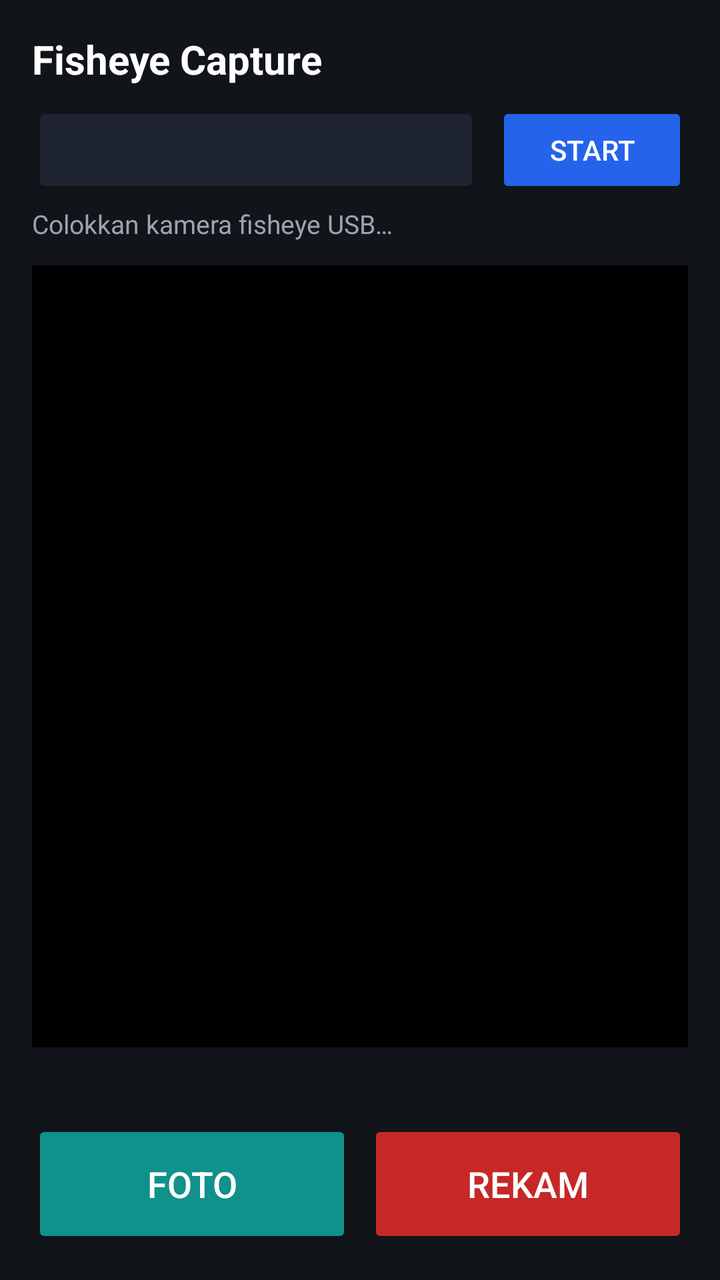
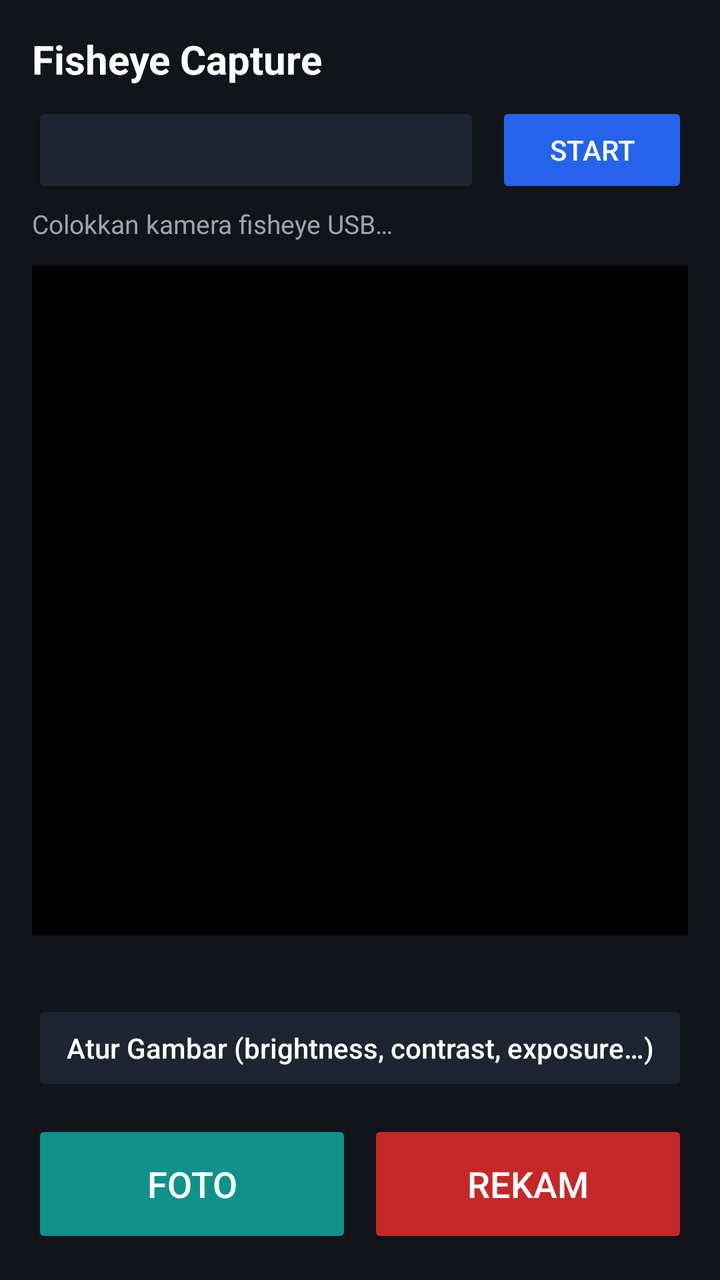

Two renders of the same Android screen: before a commit and after it. Below are the layout's source before the change and the commit's diff.
<!-- AndroidManifest.xml: application theme android:Theme.Material.NoActionBar -->
<!-- res/layout/activity_main.xml -->
<?xml version="1.0" encoding="utf-8"?>
<LinearLayout xmlns:android="http://schemas.android.com/apk/res/android"
    android:layout_width="match_parent"
    android:layout_height="match_parent"
    android:background="#111418"
    android:orientation="vertical"
    android:padding="16dp">

    <TextView
        android:layout_width="wrap_content"
        android:layout_height="wrap_content"
        android:text="@string/app_name"
        android:textColor="#FFFFFF"
        android:textSize="20sp"
        android:textStyle="bold" />

    <LinearLayout
        android:layout_width="match_parent"
        android:layout_height="wrap_content"
        android:layout_marginTop="8dp"
        android:gravity="center_vertical"
        android:orientation="horizontal">

        <Button
            android:id="@+id/parameter"
            android:layout_width="0dp"
            android:layout_height="wrap_content"
            android:layout_weight="1"
            android:backgroundTint="#1E2530"
            android:gravity="start|center_vertical"
            android:minHeight="48dp"
            android:textAllCaps="false"
            android:textColor="#FFFFFF"
            android:textSize="13sp" />

        <Button
            android:id="@+id/start"
            android:layout_width="wrap_content"
            android:layout_height="48dp"
            android:layout_marginStart="8dp"
            android:backgroundTint="#2563EB"
            android:minWidth="96dp"
            android:text="Start"
            android:textColor="#FFFFFF" />
    </LinearLayout>

    <TextView
        android:id="@+id/status"
        android:layout_width="match_parent"
        android:layout_height="wrap_content"
        android:layout_marginTop="4dp"
        android:text="Colokkan kamera fisheye USB…"
        android:textColor="#9AA4B2"
        android:textSize="13sp" />

    <ImageView
        android:id="@+id/preview"
        android:layout_width="match_parent"
        android:layout_height="0dp"
        android:layout_marginTop="12dp"
        android:layout_weight="1"
        android:background="#000000"
        android:contentDescription="Preview"
        android:scaleType="fitCenter" />

    <TextView
        android:id="@+id/info"
        android:layout_width="match_parent"
        android:layout_height="wrap_content"
        android:layout_marginTop="8dp"
        android:textColor="#C9D1D9"
        android:textSize="12sp" />

    <LinearLayout
        android:layout_width="match_parent"
        android:layout_height="64dp"
        android:layout_marginTop="12dp"
        android:orientation="horizontal">

        <Button
            android:id="@+id/photo"
            android:layout_width="0dp"
            android:layout_height="match_parent"
            android:layout_marginEnd="8dp"
            android:layout_weight="1"
            android:backgroundTint="#10918C"
            android:enabled="false"
            android:text="Foto"
            android:textColor="#FFFFFF"
            android:textSize="18sp" />

        <Button
            android:id="@+id/record"
            android:layout_width="0dp"
            android:layout_height="match_parent"
            android:layout_weight="1"
            android:backgroundTint="#C62828"
            android:enabled="false"
            android:text="Rekam"
            android:textColor="#FFFFFF"
            android:textSize="18sp" />
    </LinearLayout>
</LinearLayout>
<!-- resources referenced by this layout -->
<resources>
  <string name="app_name">Fisheye Capture</string>
</resources>

<!-- the commit's change to res/layout/activity_main.xml (unified diff, before → after) -->
@@ -71,6 +71,17 @@
         android:textColor="#C9D1D9"
         android:textSize="12sp" />
 
+    <Button
+        android:id="@+id/adjust"
+        android:layout_width="match_parent"
+        android:layout_height="48dp"
+        android:layout_marginTop="8dp"
+        android:backgroundTint="#1E2530"
+        android:enabled="false"
+        android:text="Atur Gambar (brightness, contrast, exposure…)"
+        android:textAllCaps="false"
+        android:textColor="#FFFFFF" />
+
     <LinearLayout
         android:layout_width="match_parent"
         android:layout_height="64dp"
